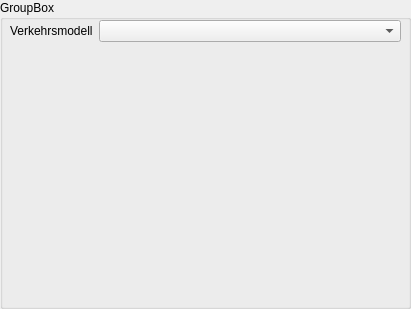
Old version of the form src/gui_vm/view/qt_designed/scenario.ui in the repository ChrFr/gui_vm.
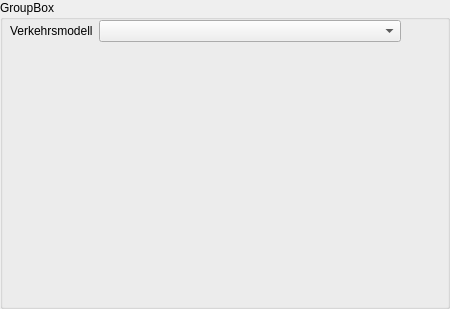
New version of the form.

```diff
--- a/src/gui_vm/view/qt_designed/scenario.ui
+++ b/src/gui_vm/view/qt_designed/scenario.ui
@@ -6,10 +6,22 @@
    <rect>
     <x>0</x>
     <y>0</y>
-    <width>411</width>
+    <width>450</width>
     <height>309</height>
    </rect>
   </property>
+  <property name="sizePolicy">
+   <sizepolicy hsizetype="Preferred" vsizetype="Preferred">
+    <horstretch>0</horstretch>
+    <verstretch>0</verstretch>
+   </sizepolicy>
+  </property>
+  <property name="minimumSize">
+   <size>
+    <width>450</width>
+    <height>0</height>
+   </size>
+  </property>
   <property name="windowTitle">
    <string>GroupBox</string>
   </property>
```
Left out of the diff: 3 changed lines with no effect on the pictures.
